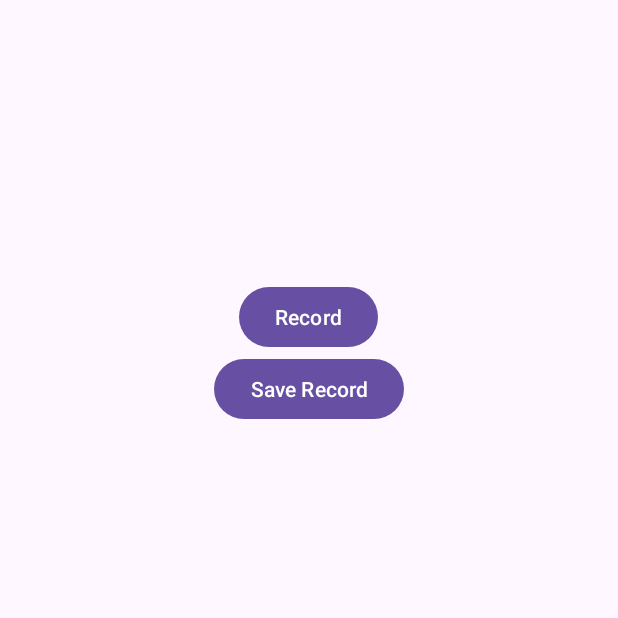
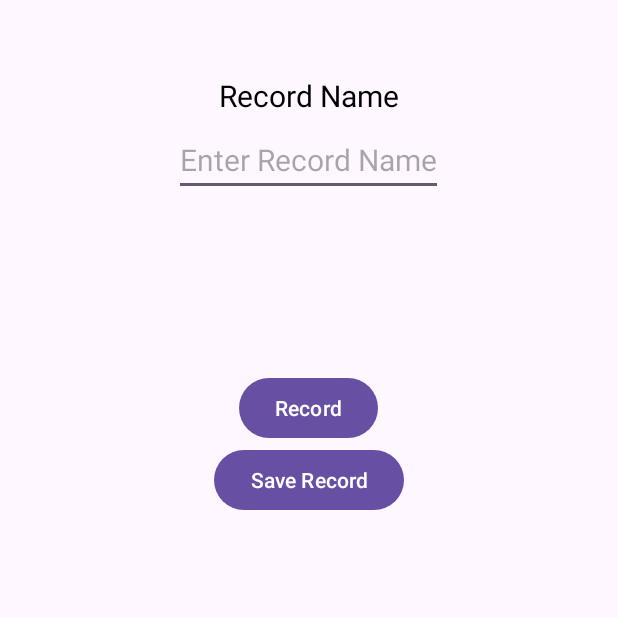
Before and after one commit to yljunsenido-hub/MediVoice, an Android app: the TextToSpeech screen opened directly, with no data from a screen before it, after a tap on "Save Record", on a phone screen of 412 x 824 dp, the top half of it. Run offline under Robolectric (Android 15) with nearby library versions, the phone set to English and light mode, and no system bars; our stand-ins replace Firebase (no records; nobody signed in at launch, a user with empty details on screens opened directly).

Commit message:
SpeechToText Saving to firebase: Added Record Name and Date

```diff
--- a/app/src/main/java/com/example/medivoice/TextToSpeech.java
+++ b/app/src/main/java/com/example/medivoice/TextToSpeech.java
@@ -6,6 +6,7 @@ import android.content.pm.PackageManager;
 import android.os.Bundle;
 import android.speech.RecognizerIntent;
 import android.widget.Button;
+import android.widget.EditText;
 import android.widget.TextView;
 import android.widget.Toast;
 
@@ -29,6 +30,8 @@ public class TextToSpeech extends AppCompatActivity {
 
     Button micButton, saveButton;
     TextView outputView;
+    EditText recordName;
+
     private static final int SPEECH_REQUEST_CODE = 100;
 
     FirebaseAuth mAuth;
@@ -55,6 +58,7 @@ public class TextToSpeech extends AppCompatActivity {
         micButton = findViewById(R.id.micButton);
         outputView = findViewById(R.id.outputView);
         saveButton = findViewById(R.id.saveButton);
+        recordName = findViewById(R.id.recordName);
 
         // Firebase Saving Record
         mAuth = FirebaseAuth.getInstance();
@@ -70,19 +74,32 @@ public class TextToSpeech extends AppCompatActivity {
         micButton.setOnClickListener(v -> startSpeechToText());
 
         saveButton.setOnClickListener(v -> {
+            String name = recordName.getText().toString().trim();
             String text = outputView.getText().toString().trim();
+            String date = java.text.DateFormat.getDateTimeInstance().format(new java.util.Date());
+
+            if (name.isEmpty()) {
+                Toast.makeText(this, "Please enter a record name!", Toast.LENGTH_SHORT).show();
+                return;
+            }
+
             if (text.isEmpty()) {
                 Toast.makeText(this, "No text to save!", Toast.LENGTH_SHORT).show();
                 return;
             }
 
             String noteId = userSpeechRef.push().getKey();
-            userSpeechRef.child(noteId).setValue(text)
+
+            // Create an object with Name, Text, and Date
+            SpeechRecord record = new SpeechRecord(name, text, date);
+
+            userSpeechRef.child(noteId).setValue(record)
                     .addOnSuccessListener(aVoid ->
-                            Toast.makeText(this, "Saved Success", Toast.LENGTH_SHORT).show())
+                            Toast.makeText(this, "Saved Successfully!", Toast.LENGTH_SHORT).show())
                     .addOnFailureListener(e ->
                             Toast.makeText(this, "Failed to save: " + e.getMessage(), Toast.LENGTH_SHORT).show());
         });
+
     }
 
     private void startSpeechToText() {
--- a/app/src/main/res/layout/activity_text_to_speech.xml
+++ b/app/src/main/res/layout/activity_text_to_speech.xml
@@ -9,6 +9,25 @@
     tools:context=".TextToSpeech">
 
     <TextView
+        android:layout_width="wrap_content"
+        android:layout_height="wrap_content"
+        android:text="Record Name"
+        android:textColor="@color/black"
+        android:textSize="20sp"
+        android:layout_marginTop="50dp"
+        android:layout_gravity="center"/>
+
+    <EditText
+        android:id="@+id/recordName"
+        android:layout_width="wrap_content"
+        android:layout_height="wrap_content"
+        android:hint="Enter Record Name"
+        android:textColor="@color/black"
+        android:textSize="20sp"
+        android:layout_marginTop="5dp"
+        android:layout_gravity="center"/>
+
+    <TextView
         android:id="@+id/outputView"
         android:layout_width="wrap_content"
         android:layout_height="wrap_content"
@@ -16,7 +35,7 @@
         android:textSize="20sp"
         android:layout_gravity="center"
         android:padding="20dp"
-        android:layout_marginTop="100dp"
+        android:layout_marginTop="30dp"
         android:layout_marginBottom="20dp"/>
 
     <Button
```
Also changed, not shown: app/src/main/java/com/example/medivoice/SpeechRecord.java (added, +17 -0 lines).
